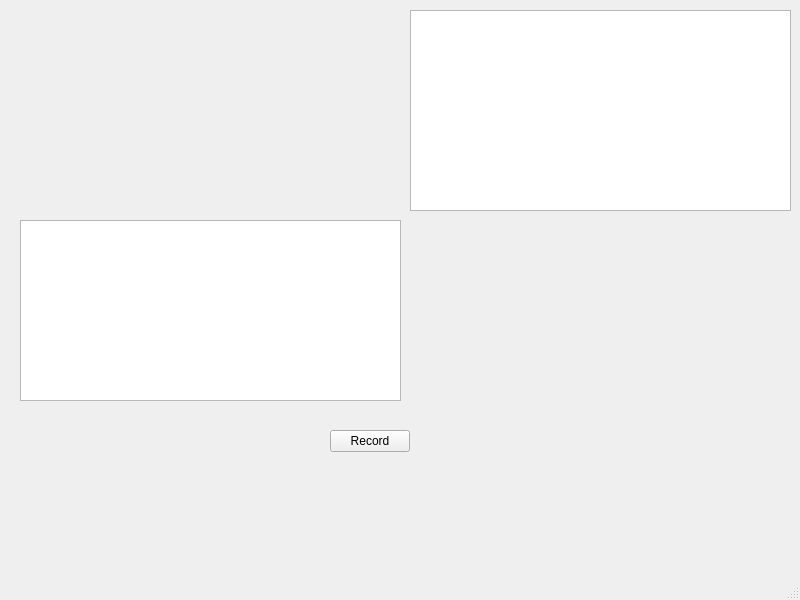
Before: the Qt Designer form speech_recognition/main.ui in minh84/pyqtapps, drawn with Qt 5.
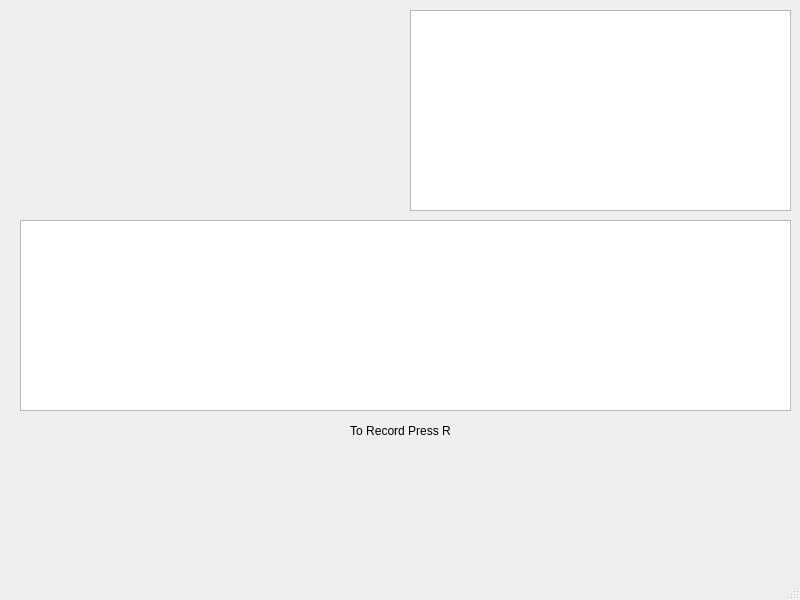
After: the same form once the commit is applied.

The edit to the form file:
```diff
--- a/speech_recognition/main.ui
+++ b/speech_recognition/main.ui
@@ -14,19 +14,6 @@
    <string>Speech Spectrogram</string>
   </property>
   <widget class="QWidget" name="centralwidget">
-   <widget class="QPushButton" name="pbRecord">
-    <property name="geometry">
-     <rect>
-      <x>330</x>
-      <y>430</y>
-      <width>80</width>
-      <height>22</height>
-     </rect>
-    </property>
-    <property name="text">
-     <string>Record</string>
-    </property>
-   </widget>
    <widget class="QWidget" name="widget" native="true">
     <property name="geometry">
      <rect>
@@ -52,9 +39,28 @@
      <rect>
       <x>20</x>
       <y>220</y>
-      <width>381</width>
-      <height>181</height>
+      <width>771</width>
+      <height>191</height>
      </rect>
+    </property>
+    <property name="readOnly">
+     <bool>true</bool>
+    </property>
+   </widget>
+   <widget class="QLabel" name="lRecord">
+    <property name="geometry">
+     <rect>
+      <x>330</x>
+      <y>420</y>
+      <width>141</width>
+      <height>21</height>
+     </rect>
+    </property>
+    <property name="text">
+     <string>To Record Press R</string>
+    </property>
+    <property name="alignment">
+     <set>Qt::AlignCenter</set>
     </property>
    </widget>
   </widget>
```
Left out of the diff: 7 changed lines with no effect on the pictures.
